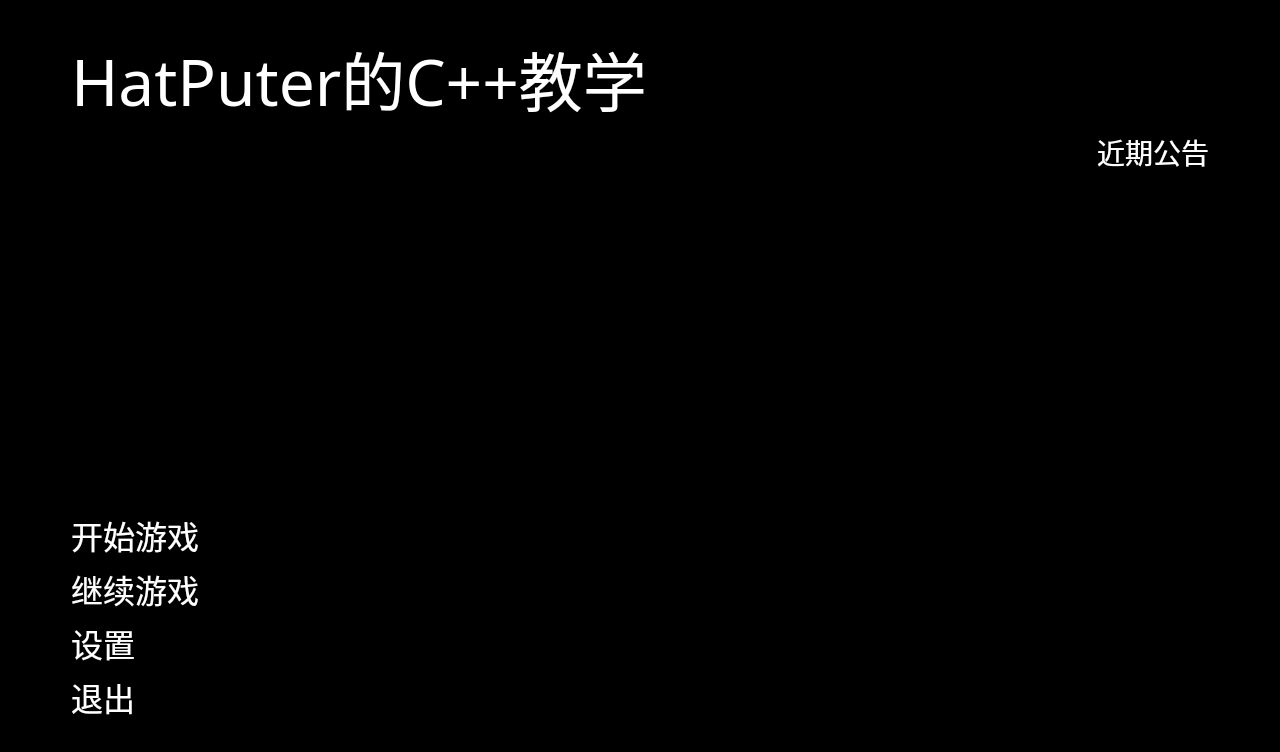
Above: ui/Menu.ui from HatPuter/HatPuterCppTeaching before the change. Below: the same form after it.
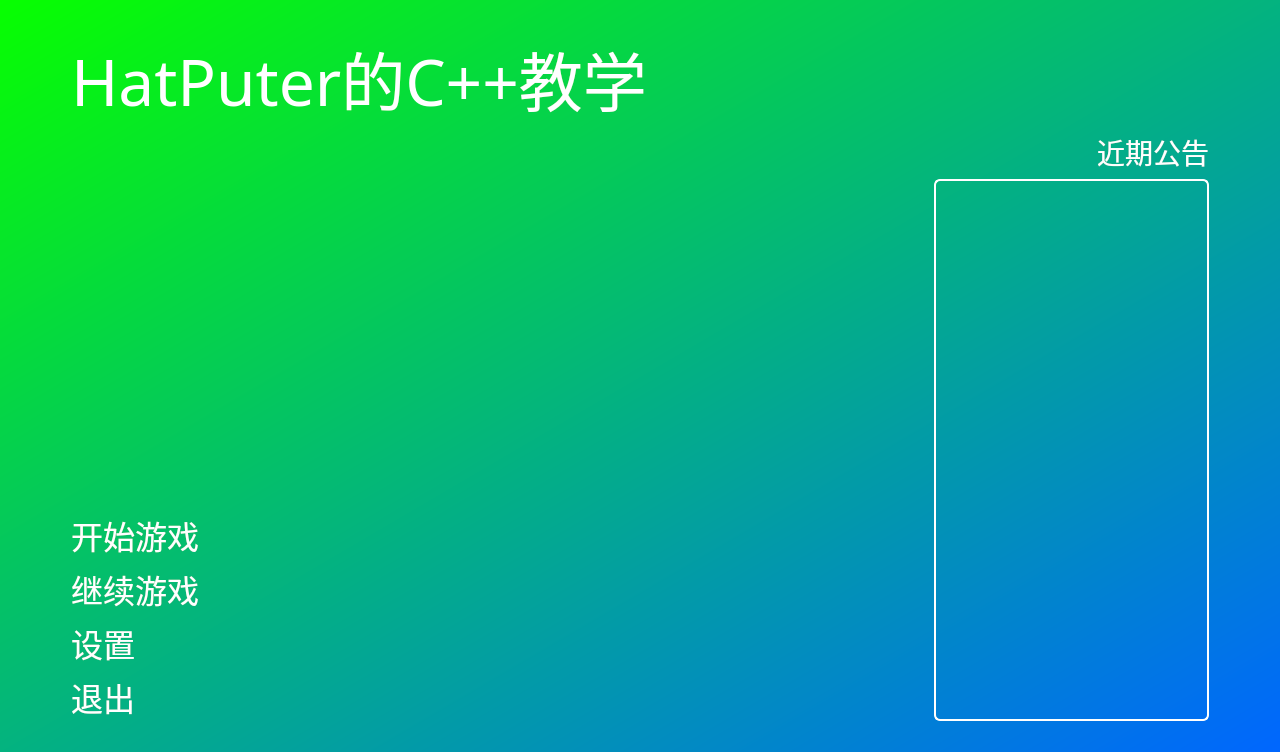
That is the form after the change.

```diff
--- a/ui/Menu.ui
+++ b/ui/Menu.ui
@@ -23,7 +23,7 @@
   </property>
   <property name="styleSheet">
    <string notr="true">QWidget#Menu {
-    background-color: Black;
+	background-color: qlineargradient(spread:pad, x1:0, y1:0, x2:1, y2:1, stop:0 rgba(7, 255, 0, 255), stop:1 rgba(0, 102, 255, 255));
 }
 </string>
   </property>
@@ -38,6 +38,7 @@
      </property>
      <property name="styleSheet">
       <string notr="true">QLabel#SeparatorLine2 {
+    color: transparent;
 	background-color: rgba(255, 255, 255, 0);
     font-size: 9px;
 }
@@ -58,6 +59,7 @@
      </property>
      <property name="styleSheet">
       <string notr="true">QLabel#SeparatorLine5 {
+    color: transparent;
 	background-color: rgba(255, 255, 255, 0);
     font-size: 9px;
 }
@@ -78,7 +80,8 @@
      </property>
      <property name="styleSheet">
       <string notr="true">QLabel#SeparatorLine1 {
-	background-color: rgba(255, 255, 255, 0);
+    color: transparent;
+	background-color: transparent;
     font-size: 9px;
 }
 </string>
@@ -146,6 +149,7 @@
        </property>
        <property name="styleSheet">
         <string notr="true">QLabel#SeparatorLine7 {
+    color: transparent;
 	background-color: rgba(255, 255, 255, 0);
     font-size: 9px;
 }
@@ -206,6 +210,7 @@
        </property>
        <property name="styleSheet">
         <string notr="true">QLabel#SeparatorLine8 {
+    color: transparent;
 	background-color: rgba(255, 255, 255, 0);
     font-size: 9px;
 }
@@ -226,6 +231,7 @@
        </property>
        <property name="styleSheet">
         <string notr="true">QLabel#SeparatorLine9 {
+    color: transparent;
 	background-color: rgba(255, 255, 255, 0);
     font-size: 9px;
 }
@@ -254,6 +260,7 @@
      </property>
      <property name="styleSheet">
       <string notr="true">QLabel#SeparatorLine6 {
+    color: transparent;
 	background-color: rgba(255, 255, 255, 0);
     font-size: 9px;
 }
@@ -280,6 +287,7 @@
      </property>
      <property name="styleSheet">
       <string notr="true">QLabel#SeparatorLine4 {
+    color: transparent;
 	background-color: rgba(255, 255, 255, 0);
     font-size: 9px;
 }
@@ -300,6 +308,7 @@
      </property>
      <property name="styleSheet">
       <string notr="true">QLabel#SeparatorLine3 {
+    color: transparent;
 	background-color: rgba(255, 255, 255, 0);
     font-size: 9px;
 }
@@ -363,6 +372,10 @@
       <string notr="true">QListView#BulletinsBoard {
     background-color: rgba(255, 255, 255, 0);
     font-size: 22px;
+    border-color: white;
+    border-width: 2px;
+    border-style: solid;
+    border-radius: 6px;
 }
 QListView#BulletinsBoard::item {
     height: 42px;
```
